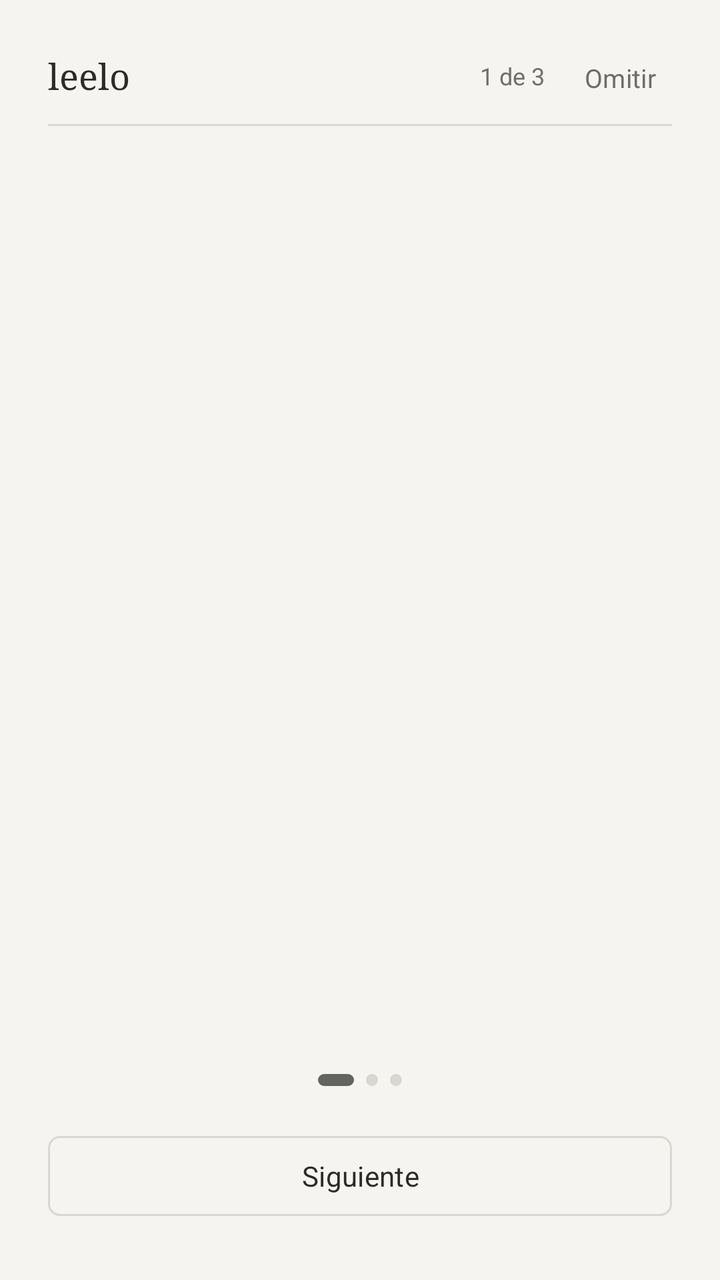
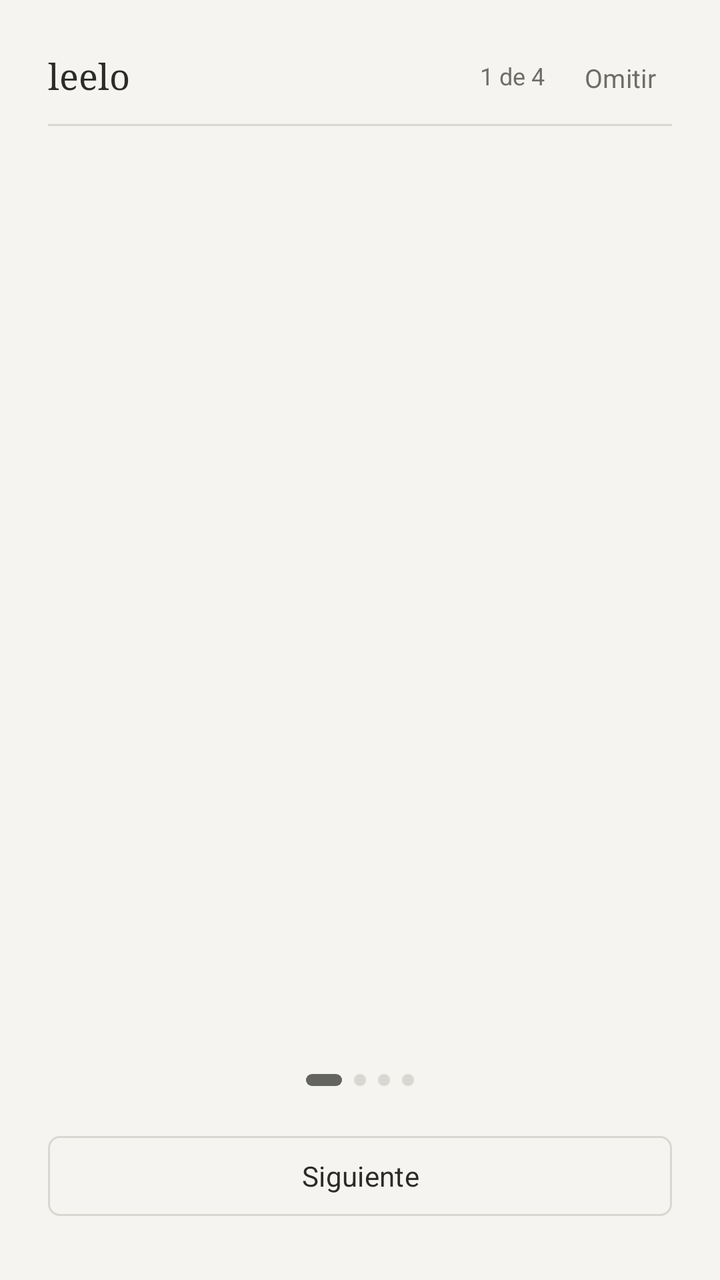

An Android layout rendered at two revisions. The XML below is the earlier revision; the diff shows what the commit changed to produce the second picture.
<!-- AndroidManifest.xml: activity theme Theme.Leelo.NoActionBar -->
<!-- res/layout/activity_onboarding.xml -->
<?xml version="1.0" encoding="utf-8"?>
<LinearLayout xmlns:android="http://schemas.android.com/apk/res/android"
    android:layout_width="match_parent"
    android:layout_height="match_parent"
    android:background="@color/paper"
    android:orientation="vertical"
    android:paddingStart="24dp"
    android:paddingTop="20dp"
    android:paddingEnd="24dp"
    android:paddingBottom="28dp">

    <LinearLayout
        android:layout_width="match_parent"
        android:layout_height="36dp"
        android:gravity="center_vertical"
        android:orientation="horizontal">

        <TextView
            android:layout_width="0dp"
            android:layout_height="wrap_content"
            android:layout_weight="1"
            android:fontFamily="serif"
            android:text="leelo"
            android:textColor="?attr/colorOnSurface"
            android:textSize="18sp" />

        <TextView
            android:id="@+id/pageIndicator"
            android:layout_width="wrap_content"
            android:layout_height="wrap_content"
            android:layout_marginEnd="12dp"
            android:text="1 de 3"
            android:textColor="?attr/colorOnSurfaceVariant"
            android:textSize="12sp" />

        <com.google.android.material.button.MaterialButton
            android:id="@+id/skipButton"
            style="@style/Widget.Leelo.TextButton"
            android:layout_width="wrap_content"
            android:layout_height="36dp"
            android:minWidth="0dp"
            android:paddingStart="8dp"
            android:paddingEnd="8dp"
            android:text="Omitir"
            android:textSize="13sp" />
    </LinearLayout>

    <View
        android:layout_width="match_parent"
        android:layout_height="1dp"
        android:layout_marginTop="6dp"
        android:background="?attr/colorOutline" />

    <FrameLayout
        android:id="@+id/pageContainer"
        android:layout_width="match_parent"
        android:layout_height="0dp"
        android:layout_weight="1" />

    <LinearLayout
        android:id="@+id/dotsContainer"
        android:layout_width="match_parent"
        android:layout_height="24dp"
        android:gravity="center"
        android:orientation="horizontal">

        <View
            android:id="@+id/dot1"
            android:layout_width="18dp"
            android:layout_height="6dp"
            android:layout_marginEnd="6dp"
            android:background="@drawable/onboarding_dot_selected" />

        <View
            android:id="@+id/dot2"
            android:layout_width="6dp"
            android:layout_height="6dp"
            android:layout_marginEnd="6dp"
            android:background="@drawable/onboarding_dot" />

        <View
            android:id="@+id/dot3"
            android:layout_width="6dp"
            android:layout_height="6dp"
            android:background="@drawable/onboarding_dot" />
    </LinearLayout>

    <com.google.android.material.button.MaterialButton
        android:id="@+id/nextButton"
        style="@style/Widget.Leelo.OutlinedButton"
        android:layout_width="match_parent"
        android:layout_height="48dp"
        android:layout_marginTop="12dp"
        android:text="Siguiente"
        android:textSize="14sp" />

</LinearLayout>
<!-- resources referenced by this layout -->
<resources>
  <color name="paper">#FFF5F4F1</color>
  <!-- drawable onboarding_dot (drawable) -->
  <?xml version="1.0" encoding="utf-8"?>
  <shape xmlns:android="http://schemas.android.com/apk/res/android"
      android:shape="rectangle">
      <solid android:color="?attr/colorOutline" />
      <corners android:radius="3dp" />
      <size android:width="6dp" android:height="6dp" />
  </shape>
  <!-- drawable onboarding_dot_selected (drawable) -->
  <?xml version="1.0" encoding="utf-8"?>
  <shape xmlns:android="http://schemas.android.com/apk/res/android"
      android:shape="rectangle">
      <solid android:color="?attr/colorPrimary" />
      <corners android:radius="3dp" />
      <size android:width="18dp" android:height="6dp" />
  </shape>
  <style name="Widget.Leelo.OutlinedButton" parent="Widget.Material3.Button.OutlinedButton">
          <item name="cornerRadius">6dp</item>
          <item name="strokeWidth">1dp</item>
          <item name="strokeColor">?attr/colorOutline</item>
          <item name="backgroundTint">@android:color/transparent</item>
          <item name="android:textColor">?attr/colorOnSurface</item>
          <item name="android:textAllCaps">false</item>
          <item name="iconTint">?attr/colorOnSurface</item>
          <item name="android:stateListAnimator">@null</item>
      </style>
  <style name="Widget.Leelo.TextButton" parent="Widget.Material3.Button.TextButton">
          <item name="cornerRadius">6dp</item>
          <item name="backgroundTint">@android:color/transparent</item>
          <item name="android:textColor">?attr/colorOnSurfaceVariant</item>
          <item name="android:textAllCaps">false</item>
          <item name="android:stateListAnimator">@null</item>
      </style>
  <style name="Theme.Leelo.NoActionBar" parent="Theme.Leelo">
          <item name="windowActionBar">false</item>
          <item name="windowNoTitle">true</item>
      </style>
  <style name="Theme.Leelo" parent="Base.Theme.Leelo" />
  <style name="Base.Theme.Leelo" parent="Theme.Material3.DayNight.NoActionBar">
          <item name="colorPrimary">@color/accent</item>
          <item name="colorOnPrimary">@color/accent_on</item>
          <item name="colorSecondary">@color/accent</item>
          <item name="colorOnSecondary">@color/accent_on</item>
  
          <item name="android:colorBackground">@color/paper</item>
          <item name="colorOnBackground">@color/ink</item>
          <item name="colorSurface">@color/paper</item>
          <item name="colorOnSurface">@color/ink</item>
          <item name="colorSurfaceVariant">@color/paper</item>
          <item name="colorOnSurfaceVariant">@color/ink_muted</item>
          <item name="colorOutline">@color/line</item>
          <item name="colorOutlineVariant">@color/line</item>
          <item name="colorPrimaryContainer">@color/paper</item>
          <item name="colorSecondaryContainer">@color/paper</item>
  
          <item name="android:statusBarColor">@color/paper</item>
          <item name="android:windowLightStatusBar" tools:targetApi="m">true</item>
          <item name="android:navigationBarColor">@color/paper</item>
          <item name="android:windowBackground">@color/paper</item>
  
          <item name="android:fontFamily">sans-serif</item>
      </style>
  <color name="accent">#FF63635F</color>
  <color name="accent_on">#FFF5F4F1</color>
  <color name="ink">#FF2B2B28</color>
  <color name="ink_muted">#FF6E6E69</color>
  <color name="line">#FFD8D7D2</color>
</resources>

<!-- the commit's change to res/layout/activity_onboarding.xml (unified diff, before → after) -->
@@ -29,7 +29,7 @@
             android:layout_width="wrap_content"
             android:layout_height="wrap_content"
             android:layout_marginEnd="12dp"
-            android:text="1 de 3"
+            android:text="1 de 4"
             android:textColor="?attr/colorOnSurfaceVariant"
             android:textSize="12sp" />
 
@@ -82,6 +82,13 @@
             android:id="@+id/dot3"
             android:layout_width="6dp"
             android:layout_height="6dp"
+            android:layout_marginEnd="6dp"
+            android:background="@drawable/onboarding_dot" />
+
+        <View
+            android:id="@+id/dot4"
+            android:layout_width="6dp"
+            android:layout_height="6dp"
             android:background="@drawable/onboarding_dot" />
     </LinearLayout>
 
